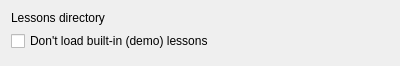
Old version of the form ui/qtutoroptionswidgetbase.ui in the repository alexbruy/qtutor.
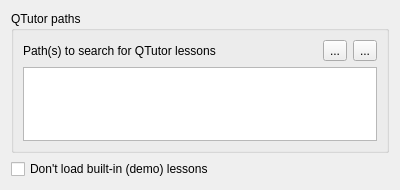
New version of the form. Custom widgets are drawn as their Qt base class.

Commit message: support multiple lessons directories

```diff
--- a/ui/qtutoroptionswidgetbase.ui
+++ b/ui/qtutoroptionswidgetbase.ui
@@ -7,24 +7,67 @@
     <x>0</x>
     <y>0</y>
     <width>400</width>
-    <height>66</height>
+    <height>190</height>
    </rect>
   </property>
   <property name="windowTitle">
    <string>Form</string>
   </property>
-  <layout class="QGridLayout" name="gridLayout">
-   <item row="0" column="1">
-    <widget class="QgsFileWidget" name="widgetLessonsPath" native="true">
-     <property name="sizePolicy">
-      <sizepolicy hsizetype="Expanding" vsizetype="Preferred">
-       <horstretch>0</horstretch>
-       <verstretch>0</verstretch>
-      </sizepolicy>
+  <layout class="QVBoxLayout" name="verticalLayout">
+   <item>
+    <widget class="QgsCollapsibleGroupBox" name="groupBox">
+     <property name="title">
+      <string>QTutor paths</string>
      </property>
+     <layout class="QGridLayout" name="gridLayout">
+      <item row="0" column="0">
+       <widget class="QLabel" name="label">
+        <property name="text">
+         <string>Path(s) to search for QTutor lessons</string>
+        </property>
+       </widget>
+      </item>
+      <item row="0" column="1">
+       <spacer name="horizontalSpacer">
+        <property name="orientation">
+         <enum>Qt::Horizontal</enum>
+        </property>
+        <property name="sizeHint" stdset="0">
+         <size>
+          <width>65</width>
+          <height>20</height>
+         </size>
+        </property>
+       </spacer>
+      </item>
+      <item row="0" column="2">
+       <widget class="QToolButton" name="btnAddLessonPath">
+        <property name="text">
+         <string>...</string>
+        </property>
+       </widget>
+      </item>
+      <item row="0" column="3">
+       <widget class="QToolButton" name="btnRemoveLessonPath">
+        <property name="text">
+         <string>...</string>
+        </property>
+       </widget>
+      </item>
+      <item row="1" column="0" colspan="4">
+       <widget class="QListWidget" name="lstLessonPaths"/>
+      </item>
+     </layout>
     </widget>
    </item>
-   <item row="2" column="0" colspan="2">
+   <item>
+    <widget class="QCheckBox" name="chkSkipBuiltin">
+     <property name="text">
+      <string>Don't load built-in (demo) lessons</string>
+     </property>
+    </widget>
+   </item>
+   <item>
     <spacer name="verticalSpacer">
      <property name="orientation">
       <enum>Qt::Vertical</enum>
@@ -37,27 +80,13 @@
      </property>
     </spacer>
    </item>
-   <item row="0" column="0">
-    <widget class="QLabel" name="label">
-     <property name="text">
-      <string>Lessons directory</string>
-     </property>
-    </widget>
-   </item>
-   <item row="1" column="0" colspan="2">
-    <widget class="QCheckBox" name="chkSkipBuiltin">
-     <property name="text">
-      <string>Don't load built-in (demo) lessons</string>
-     </property>
-    </widget>
-   </item>
   </layout>
  </widget>
  <customwidgets>
   <customwidget>
-   <class>QgsFileWidget</class>
-   <extends>QWidget</extends>
-   <header location="global">qgis.gui</header>
+   <class>QgsCollapsibleGroupBox</class>
+   <extends>QGroupBox</extends>
+   <header>qgis.gui</header>
    <container>1</container>
   </customwidget>
  </customwidgets>
```
The commit also changes 1 other file.
